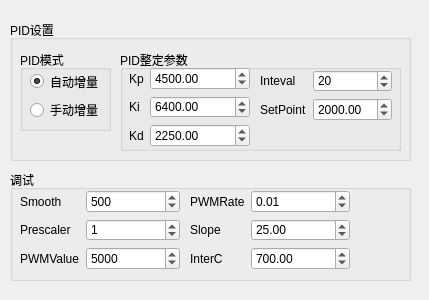
First picture: the form in MFC/MFC-PC-release/src/UIControlProf.ui, repository erisir/SandBox, before the edit.
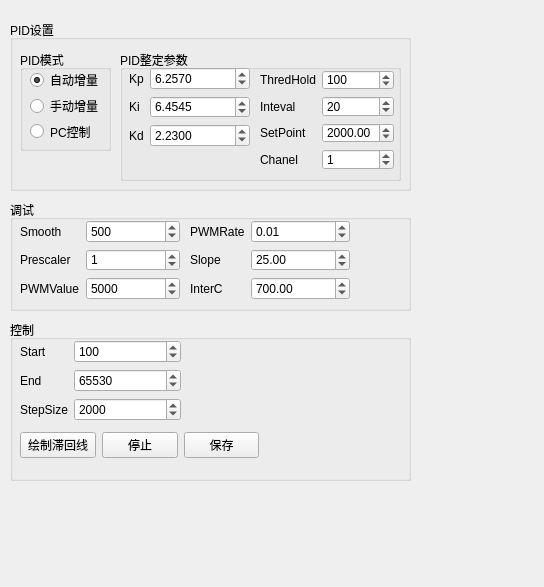
Second picture: the form after the edit.

The edit to the form file:
```diff
--- a/MFC/MFC-PC-release/src/UIControlProf.ui
+++ b/MFC/MFC-PC-release/src/UIControlProf.ui
@@ -6,8 +6,8 @@
    <rect>
     <x>0</x>
     <y>0</y>
-    <width>429</width>
-    <height>300</height>
+    <width>544</width>
+    <height>587</height>
    </rect>
   </property>
   <property name="windowTitle">
@@ -19,7 +19,7 @@
      <x>10</x>
      <y>20</y>
      <width>401</width>
-     <height>141</height>
+     <height>171</height>
     </rect>
    </property>
    <property name="title">
@@ -31,7 +31,7 @@
       <x>10</x>
       <y>30</y>
       <width>91</width>
-      <height>81</height>
+      <height>101</height>
      </rect>
     </property>
     <property name="title">
@@ -42,8 +42,8 @@
       <rect>
        <x>10</x>
        <y>20</y>
-       <width>73</width>
-       <height>51</height>
+       <width>91</width>
+       <height>71</height>
       </rect>
      </property>
      <layout class="QVBoxLayout" name="verticalLayout">
@@ -64,6 +64,13 @@
         </property>
        </widget>
       </item>
+      <item>
+       <widget class="QRadioButton" name="PID_ByPC">
+        <property name="text">
+         <string>PC控制</string>
+        </property>
+       </widget>
+      </item>
      </layout>
     </widget>
    </widget>
@@ -73,7 +80,7 @@
       <x>110</x>
       <y>30</y>
       <width>281</width>
-      <height>101</height>
+      <height>131</height>
      </rect>
     </property>
     <property name="title">
@@ -101,11 +108,14 @@
         <property name="keyboardTracking">
          <bool>false</bool>
         </property>
+        <property name="decimals">
+         <number>4</number>
+        </property>
         <property name="maximum">
          <double>65535.000000000000000</double>
         </property>
         <property name="value">
-         <double>4500.000000000000000</double>
+         <double>6.257000000000000</double>
         </property>
        </widget>
       </item>
@@ -121,11 +131,14 @@
         <property name="keyboardTracking">
          <bool>false</bool>
         </property>
+        <property name="decimals">
+         <number>4</number>
+        </property>
         <property name="maximum">
          <double>65535.000000000000000</double>
         </property>
         <property name="value">
-         <double>6400.000000000000000</double>
+         <double>6.454500000000000</double>
         </property>
        </widget>
       </item>
@@ -141,11 +154,14 @@
         <property name="keyboardTracking">
          <bool>false</bool>
         </property>
+        <property name="decimals">
+         <number>4</number>
+        </property>
         <property name="maximum">
          <double>65535.000000000000000</double>
         </property>
         <property name="value">
-         <double>2250.000000000000000</double>
+         <double>2.230000000000000</double>
         </property>
        </widget>
       </item>
@@ -156,26 +172,26 @@
       <rect>
        <x>140</x>
        <y>20</y>
-       <width>132</width>
-       <height>51</height>
+       <width>134</width>
+       <height>100</height>
       </rect>
      </property>
      <layout class="QFormLayout" name="formLayout_2">
-      <item row="0" column="0">
+      <item row="1" column="0">
        <widget class="QLabel" name="label_4">
         <property name="text">
          <string>Inteval</string>
         </property>
        </widget>
       </item>
-      <item row="1" column="0">
+      <item row="2" column="0">
        <widget class="QLabel" name="label_5">
         <property name="text">
          <string>SetPoint</string>
         </property>
        </widget>
       </item>
-      <item row="0" column="1">
+      <item row="1" column="1">
        <widget class="QDoubleSpinBox" name="PID_Inteval">
         <property name="keyboardTracking">
          <bool>false</bool>
@@ -191,7 +207,7 @@
         </property>
        </widget>
       </item>
-      <item row="1" column="1">
+      <item row="2" column="1">
        <widget class="QDoubleSpinBox" name="PID_SetPoint">
         <property name="keyboardTracking">
          <bool>false</bool>
@@ -204,6 +220,55 @@
         </property>
        </widget>
       </item>
+      <item row="0" column="0">
+       <widget class="QLabel" name="label_15">
+        <property name="text">
+         <string>ThredHold</string>
+        </property>
+       </widget>
+      </item>
+      <item row="0" column="1">
+       <widget class="QDoubleSpinBox" name="PID_ThredHold">
+        <property name="keyboardTracking">
+         <bool>false</bool>
+        </property>
+        <property name="decimals">
+         <number>0</number>
+        </property>
+        <property name="maximum">
+         <double>65535.000000000000000</double>
+        </property>
+        <property name="singleStep">
+         <double>5.000000000000000</double>
+        </property>
+        <property name="value">
+         <double>100.000000000000000</double>
+        </property>
+       </widget>
+      </item>
+      <item row="3" column="0">
+       <widget class="QLabel" name="label_16">
+        <property name="text">
+         <string>Chanel</string>
+        </property>
+       </widget>
+      </item>
+      <item row="3" column="1">
+       <widget class="QDoubleSpinBox" name="PID_VotageChanel">
+        <property name="keyboardTracking">
+         <bool>false</bool>
+        </property>
+        <property name="decimals">
+         <number>0</number>
+        </property>
+        <property name="maximum">
+         <double>10.000000000000000</double>
+        </property>
+        <property name="value">
+         <double>1.000000000000000</double>
+        </property>
+       </widget>
+      </item>
      </layout>
     </widget>
    </widget>
@@ -212,7 +277,7 @@
    <property name="geometry">
     <rect>
      <x>10</x>
-     <y>170</y>
+     <y>200</y>
      <width>401</width>
      <height>111</height>
     </rect>
@@ -383,6 +448,151 @@
     </layout>
    </widget>
   </widget>
+  <widget class="QGroupBox" name="groupBox_5">
+   <property name="geometry">
+    <rect>
+     <x>10</x>
+     <y>320</y>
+     <width>401</width>
+     <height>161</height>
+    </rect>
+   </property>
+   <property name="title">
+    <string>控制</string>
+   </property>
+   <widget class="QWidget" name="formLayoutWidget_5">
+    <property name="geometry">
+     <rect>
+      <x>10</x>
+      <y>20</y>
+      <width>161</width>
+      <height>81</height>
+     </rect>
+    </property>
+    <layout class="QFormLayout" name="formLayout_5">
+     <property name="fieldGrowthPolicy">
+      <enum>QFormLayout::AllNonFixedFieldsGrow</enum>
+     </property>
+     <item row="0" column="0">
+      <widget class="QLabel" name="label_13">
+       <property name="text">
+        <string>Start</string>
+       </property>
+      </widget>
+     </item>
+     <item row="0" column="1">
+      <widget class="QDoubleSpinBox" name="BackForward_Start">
+       <property name="keyboardTracking">
+        <bool>false</bool>
+       </property>
+       <property name="decimals">
+        <number>0</number>
+       </property>
+       <property name="maximum">
+        <double>65535.000000000000000</double>
+       </property>
+       <property name="value">
+        <double>100.000000000000000</double>
+       </property>
+      </widget>
+     </item>
+     <item row="1" column="0">
+      <widget class="QLabel" name="label_12">
+       <property name="text">
+        <string>End</string>
+       </property>
+      </widget>
+     </item>
+     <item row="1" column="1">
+      <widget class="QDoubleSpinBox" name="BackForward_End">
+       <property name="keyboardTracking">
+        <bool>false</bool>
+       </property>
+       <property name="decimals">
+        <number>0</number>
+       </property>
+       <property name="maximum">
+        <double>65535.000000000000000</double>
+       </property>
+       <property name="value">
+        <double>65530.000000000000000</double>
+       </property>
+      </widget>
+     </item>
+     <item row="2" column="0">
+      <widget class="QLabel" name="label_14">
+       <property name="text">
+        <string>StepSize</string>
+       </property>
+      </widget>
+     </item>
+     <item row="2" column="1">
+      <widget class="QDoubleSpinBox" name="BackForward_StepSize">
+       <property name="keyboardTracking">
+        <bool>false</bool>
+       </property>
+       <property name="decimals">
+        <number>0</number>
+       </property>
+       <property name="minimum">
+        <double>10.000000000000000</double>
+       </property>
+       <property name="maximum">
+        <double>65535.000000000000000</double>
+       </property>
+       <property name="singleStep">
+        <double>500.000000000000000</double>
+       </property>
+       <property name="value">
+        <double>2000.000000000000000</double>
+       </property>
+      </widget>
+     </item>
+    </layout>
+   </widget>
+   <widget class="QWidget" name="horizontalLayoutWidget">
+    <property name="geometry">
+     <rect>
+      <x>10</x>
+      <y>110</y>
+      <width>239</width>
+      <height>31</height>
+     </rect>
+    </property>
+    <layout class="QHBoxLayout" name="horizontalLayout">
+     <item>
+      <widget class="QPushButton" name="getVoltageVsPWMCurse">
+       <property name="focusPolicy">
+        <enum>Qt::NoFocus</enum>
+       </property>
+       <property name="text">
+        <string>绘制滞回线</string>
+       </property>
+      </widget>
+     </item>
+     <item>
+      <widget class="QPushButton" name="StopVoltageVsPWMCurse">
+       <property name="focusPolicy">
+        <enum>Qt::NoFocus</enum>
+       </property>
+       <property name="text">
+        <string>停止</string>
+       </property>
+      </widget>
+     </item>
+     <item>
+      <widget class="QPushButton" name="savePVFDtoMCU">
+       <property name="focusPolicy">
+        <enum>Qt::NoFocus</enum>
+       </property>
+       <property name="text">
+        <string>保存</string>
+       </property>
+      </widget>
+     </item>
+    </layout>
+   </widget>
+  </widget>
  </widget>
  <resources/>
  <connections/>
```
Left out of the diff: 20 changed lines with no effect on the pictures.
